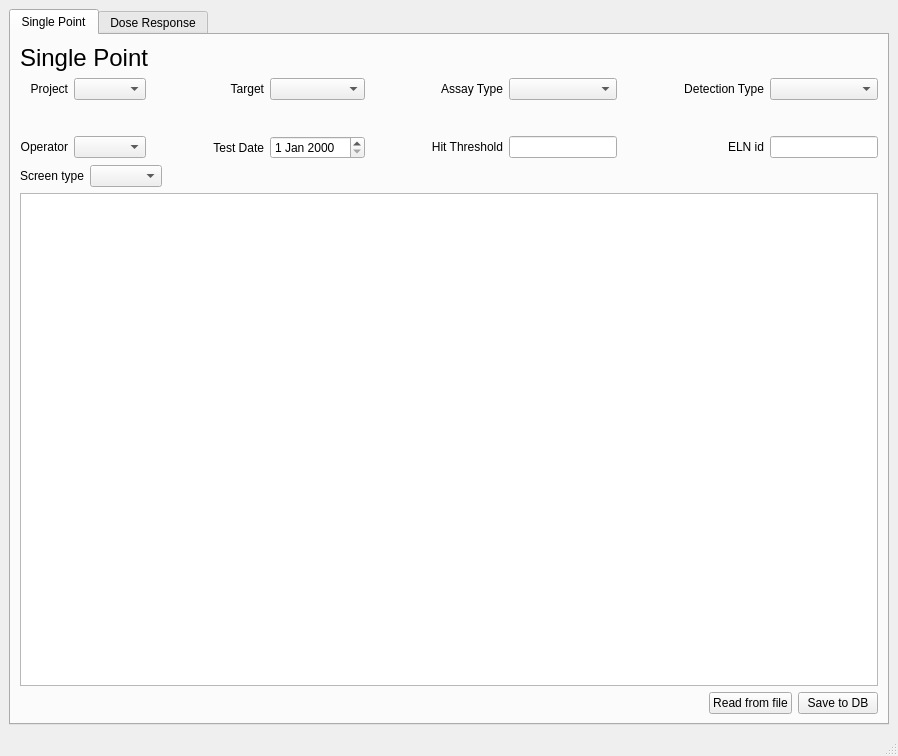
Qt form frontend/assets/loaderwindow.ui (dahlbma/assayLoader) before a commit.
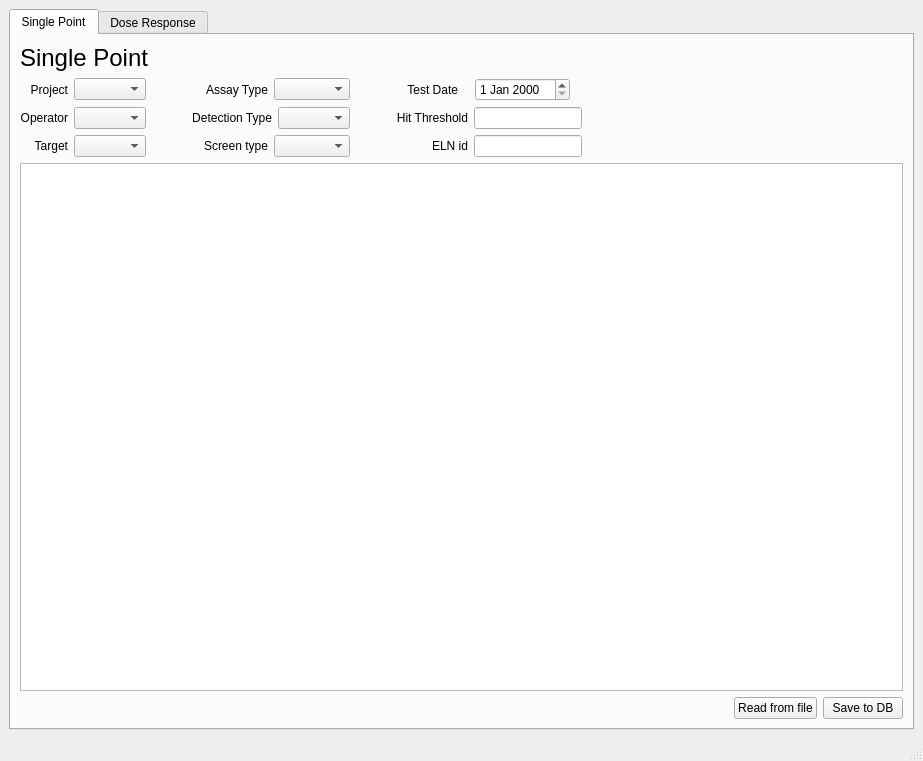
The same form after that commit.

Commit message: fix input layout for SP

```diff
--- a/frontend/assets/loaderwindow.ui
+++ b/frontend/assets/loaderwindow.ui
@@ -6,8 +6,8 @@
    <rect>
     <x>0</x>
     <y>0</y>
-    <width>898</width>
-    <height>756</height>
+    <width>923</width>
+    <height>761</height>
    </rect>
   </property>
   <property name="windowTitle">
@@ -24,24 +24,12 @@
        <attribute name="title">
         <string>Single Point</string>
        </attribute>
-       <layout class="QGridLayout" name="gridLayout_9">
-        <item row="0" column="0">
-         <widget class="QLabel" name="label_5">
-          <property name="font">
-           <font>
-            <pointsize>18</pointsize>
-           </font>
-          </property>
-          <property name="text">
-           <string>Single Point</string>
-          </property>
-         </widget>
-        </item>
+       <layout class="QGridLayout" name="gridLayout_3">
         <item row="1" column="0">
-         <layout class="QHBoxLayout" name="horizontalLayout">
-          <item>
-           <layout class="QGridLayout" name="gridLayout_2">
-            <item row="0" column="0">
+         <layout class="QGridLayout" name="gridLayout_2">
+          <item row="0" column="0">
+           <layout class="QHBoxLayout" name="horizontalLayout">
+            <item>
              <widget class="QLabel" name="label">
               <property name="text">
                <string>Project</string>
@@ -51,26 +39,55 @@
               </property>
              </widget>
             </item>
-            <item row="0" column="1">
+            <item>
              <widget class="QComboBox" name="project_cb"/>
             </item>
-            <item row="1" column="1">
-             <spacer name="verticalSpacer">
-              <property name="orientation">
-               <enum>Qt::Vertical</enum>
+           </layout>
+          </item>
+          <item row="1" column="4">
+           <layout class="QHBoxLayout" name="horizontalLayout_9">
+            <item>
+             <widget class="QLabel" name="label_7">
+              <property name="text">
+               <string>Hit Threshold</string>
               </property>
-              <property name="sizeType">
-               <enum>QSizePolicy::Fixed</enum>
+              <property name="alignment">
+               <set>Qt::AlignRight|Qt::AlignTrailing|Qt::AlignVCenter</set>
               </property>
-              <property name="sizeHint" stdset="0">
-               <size>
-                <width>20</width>
-                <height>30</height>
-               </size>
+             </widget>
+            </item>
+            <item>
+             <widget class="QLineEdit" name="hit_trsh_eb">
+              <property name="sizePolicy">
+               <sizepolicy hsizetype="Preferred" vsizetype="Fixed">
+                <horstretch>0</horstretch>
+                <verstretch>0</verstretch>
+               </sizepolicy>
               </property>
-             </spacer>
+             </widget>
             </item>
-            <item row="2" column="0">
+           </layout>
+          </item>
+          <item row="1" column="2">
+           <layout class="QHBoxLayout" name="horizontalLayout_6">
+            <item>
+             <widget class="QLabel" name="label_8">
+              <property name="text">
+               <string>Detection Type</string>
+              </property>
+              <property name="alignment">
+               <set>Qt::AlignRight|Qt::AlignTrailing|Qt::AlignVCenter</set>
+              </property>
+             </widget>
+            </item>
+            <item>
+             <widget class="QComboBox" name="det_type_cb"/>
+            </item>
+           </layout>
+          </item>
+          <item row="1" column="0">
+           <layout class="QHBoxLayout" name="horizontalLayout_2">
+            <item>
              <widget class="QLabel" name="label_2">
               <property name="text">
                <string>Operator</string>
@@ -80,56 +97,14 @@
               </property>
              </widget>
             </item>
-            <item row="2" column="1">
+            <item>
              <widget class="QComboBox" name="operator_cb"/>
             </item>
            </layout>
           </item>
-          <item>
-           <spacer name="horizontalSpacer">
-            <property name="orientation">
-             <enum>Qt::Horizontal</enum>
-            </property>
-            <property name="sizeHint" stdset="0">
-             <size>
-              <width>40</width>
-              <height>20</height>
-             </size>
-            </property>
-           </spacer>
-          </item>
-          <item>
-           <layout class="QGridLayout" name="gridLayout_3">
-            <item row="0" column="0">
-             <widget class="QLabel" name="label_4">
-              <property name="text">
-               <string>Target</string>
-              </property>
-              <property name="alignment">
-               <set>Qt::AlignRight|Qt::AlignTrailing|Qt::AlignVCenter</set>
-              </property>
-             </widget>
-            </item>
-            <item row="0" column="1">
-             <widget class="QComboBox" name="target_cb"/>
-            </item>
-            <item row="1" column="1">
-             <spacer name="verticalSpacer_2">
-              <property name="orientation">
-               <enum>Qt::Vertical</enum>
-              </property>
-              <property name="sizeType">
-               <enum>QSizePolicy::Fixed</enum>
-              </property>
-              <property name="sizeHint" stdset="0">
-               <size>
-                <width>20</width>
-                <height>30</height>
-               </size>
-              </property>
-             </spacer>
-            </item>
-            <item row="2" column="0">
+          <item row="0" column="4">
+           <layout class="QHBoxLayout" name="horizontalLayout_8">
+            <item>
              <widget class="QLabel" name="label_3">
               <property name="sizePolicy">
                <sizepolicy hsizetype="Maximum" vsizetype="Preferred">
@@ -145,7 +120,7 @@
               </property>
              </widget>
             </item>
-            <item row="2" column="1">
+            <item>
              <widget class="QDateEdit" name="testDate">
               <property name="sizePolicy">
                <sizepolicy hsizetype="Maximum" vsizetype="Fixed">
@@ -157,70 +132,31 @@
             </item>
            </layout>
           </item>
-          <item>
-           <spacer name="horizontalSpacer_2">
-            <property name="orientation">
-             <enum>Qt::Horizontal</enum>
-            </property>
-            <property name="sizeHint" stdset="0">
-             <size>
-              <width>40</width>
-              <height>20</height>
-             </size>
-            </property>
-           </spacer>
-          </item>
-          <item>
-           <layout class="QGridLayout" name="gridLayout_4">
-            <item row="0" column="0">
-             <widget class="QLabel" name="label_6">
+          <item row="2" column="0">
+           <layout class="QHBoxLayout" name="horizontalLayout_4">
+            <item>
+             <widget class="QLabel" name="label_4">
               <property name="text">
-               <string>Assay Type</string>
+               <string>Target</string>
               </property>
               <property name="alignment">
                <set>Qt::AlignRight|Qt::AlignTrailing|Qt::AlignVCenter</set>
               </property>
              </widget>
             </item>
-            <item row="2" column="1">
-             <widget class="QLineEdit" name="hit_trsh_eb"/>
-            </item>
-            <item row="0" column="1">
-             <widget class="QComboBox" name="assay_type_cb"/>
-            </item>
-            <item row="1" column="1">
-             <spacer name="verticalSpacer_3">
-              <property name="orientation">
-               <enum>Qt::Vertical</enum>
-              </property>
-              <property name="sizeType">
-               <enum>QSizePolicy::Fixed</enum>
-              </property>
-              <property name="sizeHint" stdset="0">
-               <size>
-                <width>20</width>
-                <height>30</height>
-               </size>
-              </property>
-             </spacer>
-            </item>
-            <item row="2" column="0">
-             <widget class="QLabel" name="label_7">
-              <property name="text">
-               <string>Hit Threshold</string>
-              </property>
-              <property name="alignment">
-               <set>Qt::AlignRight|Qt::AlignTrailing|Qt::AlignVCenter</set>
-              </property>
-             </widget>
+            <item>
+             <widget class="QComboBox" name="target_cb"/>
             </item>
            </layout>
           </item>
-          <item>
+          <item row="1" column="1">
            <spacer name="horizontalSpacer_3">
             <property name="orientation">
              <enum>Qt::Horizontal</enum>
             </property>
+            <property name="sizeType">
+             <enum>QSizePolicy::Preferred</enum>
+            </property>
             <property name="sizeHint" stdset="0">
              <size>
               <width>40</width>
@@ -229,38 +165,26 @@
             </property>
            </spacer>
           </item>
-          <item>
-           <layout class="QGridLayout" name="gridLayout_5">
-            <item row="0" column="0">
-             <widget class="QLabel" name="label_8">
+          <item row="2" column="2">
+           <layout class="QHBoxLayout" name="horizontalLayout_5">
+            <item>
+             <widget class="QLabel" name="label_9">
               <property name="text">
-               <string>Detection Type</string>
+               <string>Screen type</string>
               </property>
               <property name="alignment">
                <set>Qt::AlignRight|Qt::AlignTrailing|Qt::AlignVCenter</set>
               </property>
              </widget>
             </item>
-            <item row="0" column="1">
-             <widget class="QComboBox" name="det_type_cb"/>
+            <item>
+             <widget class="QComboBox" name="screenType_cb"/>
             </item>
-            <item row="1" column="1">
-             <spacer name="verticalSpacer_4">
-              <property name="orientation">
-               <enum>Qt::Vertical</enum>
-              </property>
-              <property name="sizeType">
-               <enum>QSizePolicy::Fixed</enum>
-              </property>
-              <property name="sizeHint" stdset="0">
-               <size>
-                <width>20</width>
-                <height>30</height>
-               </size>
-              </property>
-             </spacer>
-            </item>
-            <item row="2" column="0">
+           </layout>
+          </item>
+          <item row="2" column="4">
+           <layout class="QHBoxLayout" name="horizontalLayout_10">
+            <item>
              <widget class="QLabel" name="elnid_cb">
               <property name="text">
                <string>ELN id</string>
@@ -270,16 +194,87 @@
               </property>
              </widget>
             </item>
-            <item row="2" column="1">
-             <widget class="QLineEdit" name="eln_id_eb"/>
+            <item>
+             <widget class="QLineEdit" name="eln_id_eb">
+              <property name="sizePolicy">
+               <sizepolicy hsizetype="Preferred" vsizetype="Fixed">
+                <horstretch>0</horstretch>
+                <verstretch>0</verstretch>
+               </sizepolicy>
+              </property>
+             </widget>
             </item>
            </layout>
           </item>
+          <item row="1" column="3">
+           <spacer name="horizontalSpacer_5">
+            <property name="orientation">
+             <enum>Qt::Horizontal</enum>
+            </property>
+            <property name="sizeType">
+             <enum>QSizePolicy::Preferred</enum>
+            </property>
+            <property name="sizeHint" stdset="0">
+             <size>
+              <width>40</width>
+              <height>20</height>
+             </size>
+            </property>
+           </spacer>
+          </item>
+          <item row="0" column="2">
+           <layout class="QHBoxLayout" name="horizontalLayout_7">
+            <item>
+             <widget class="QLabel" name="label_6">
+              <property name="text">
+               <string>Assay Type</string>
+              </property>
+              <property name="alignment">
+               <set>Qt::AlignRight|Qt::AlignTrailing|Qt::AlignVCenter</set>
+              </property>
+             </widget>
+            </item>
+            <item>
+             <widget class="QComboBox" name="assay_type_cb"/>
+            </item>
+           </layout>
+          </item>
+          <item row="1" column="5">
+           <spacer name="horizontalSpacer">
+            <property name="orientation">
+             <enum>Qt::Horizontal</enum>
+            </property>
+            <property name="sizeType">
+             <enum>QSizePolicy::Expanding</enum>
+            </property>
+            <property name="sizeHint" stdset="0">
+             <size>
+              <width>40</width>
+              <height>20</height>
+             </size>
+            </property>
+           </spacer>
+          </item>
          </layout>
         </item>
+        <item row="0" column="0">
+         <widget class="QLabel" name="label_5">
+          <property name="font">
+           <font>
+            <pointsize>18</pointsize>
+           </font>
+          </property>
+          <property name="text">
+           <string>Single Point</string>
+          </property>
+         </widget>
+        </item>
         <item row="2" column="0">
          <layout class="QGridLayout" name="gridLayout_6">
-          <item row="2" column="0">
+          <item row="0" column="0">
+           <widget class="QTableWidget" name="sp_table"/>
+          </item>
+          <item row="1" column="0">
            <layout class="QGridLayout" name="gridLayout_8">
             <item row="0" column="0">
              <spacer name="horizontalSpacer_4">
@@ -294,7 +289,7 @@
               </property>
              </spacer>
             </item>
-            <item row="0" column="2">
+            <item row="0" column="3">
              <widget class="QPushButton" name="saveData_btn">
               <property name="text">
                <string>Save to DB</string>
@@ -310,43 +305,6 @@
             </item>
            </layout>
           </item>
-          <item row="0" column="0">
-           <layout class="QGridLayout" name="gridLayout_7">
-            <item row="0" column="2">
-             <widget class="QLabel" name="filename_lab">
-              <property name="text">
-               <string/>
-              </property>
-             </widget>
-            </item>
-            <item row="0" column="3">
-             <spacer name="horizontalSpacer_6">
-              <property name="orientation">
-               <enum>Qt::Horizontal</enum>
-              </property>
-              <property name="sizeHint" stdset="0">
-               <size>
-                <width>698</width>
-                <height>20</height>
-               </size>
-              </property>
-             </spacer>
-            </item>
-            <item row="0" column="1">
-             <widget class="QComboBox" name="screenType_cb"/>
-            </item>
-            <item row="0" column="0">
-             <widget class="QLabel" name="label_9">
-              <property name="text">
-               <string>Screen type</string>
-              </property>
-             </widget>
-            </item>
-           </layout>
-          </item>
-          <item row="1" column="0">
-           <widget class="QTableWidget" name="sp_table"/>
-          </item>
          </layout>
         </item>
        </layout>
@@ -610,41 +568,7 @@
         </item>
         <item row="2" column="0">
          <layout class="QGridLayout" name="gridLayout_21">
-          <item row="0" column="0">
-           <layout class="QGridLayout" name="gridLayout_22">
-            <item row="0" column="2">
-             <spacer name="horizontalSpacer_14">
-              <property name="orientation">
-               <enum>Qt::Horizontal</enum>
-              </property>
-              <property name="sizeHint" stdset="0">
-               <size>
-                <width>698</width>
-                <height>20</height>
-               </size>
-              </property>
-             </spacer>
-            </item>
-            <item row="0" column="0">
-             <widget class="QPushButton" name="pushButton_5">
-              <property name="text">
-               <string>Read from file</string>
-              </property>
-             </widget>
-            </item>
-            <item row="0" column="1">
-             <widget class="QLabel" name="filename_lab_3">
-              <property name="text">
-               <string/>
-              </property>
-             </widget>
-            </item>
-           </layout>
-          </item>
           <item row="1" column="0">
-           <widget class="QTableWidget" name="dr_table"/>
-          </item>
-          <item row="2" column="0">
            <layout class="QGridLayout" name="gridLayout_23">
             <item row="0" column="0">
              <spacer name="horizontalSpacer_15">
@@ -659,15 +583,25 @@
               </property>
              </spacer>
             </item>
-            <item row="0" column="1">
+            <item row="0" column="2">
              <widget class="QPushButton" name="pushButton_6">
               <property name="text">
                <string>Load / Send</string>
               </property>
              </widget>
             </item>
+            <item row="0" column="1">
+             <widget class="QPushButton" name="pushButton_5">
+              <property name="text">
+               <string>Read from file</string>
+              </property>
+             </widget>
+            </item>
            </layout>
           </item>
+          <item row="0" column="0">
+           <widget class="QTableWidget" name="dr_table"/>
+          </item>
          </layout>
         </item>
        </layout>
@@ -681,8 +615,8 @@
     <rect>
      <x>0</x>
      <y>0</y>
-     <width>898</width>
-     <height>21</height>
+     <width>923</width>
+     <height>22</height>
     </rect>
    </property>
   </widget>
```
